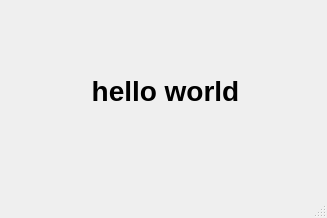
First picture: the form in helloworld.ui, repository assistjjang/my-python, before the edit.
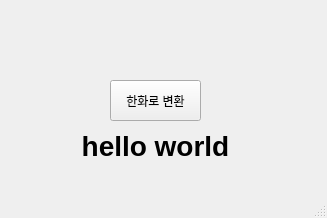
Second picture: the form after the edit.

Commit message:
button 추가
button 동작 동작 확인

What changed in the file:
```diff
--- a/helloworld.ui
+++ b/helloworld.ui
@@ -17,10 +17,10 @@
    <widget class="QLabel" name="label">
     <property name="geometry">
      <rect>
-      <x>80</x>
-      <y>40</y>
-      <width>171</width>
-      <height>101</height>
+      <x>60</x>
+      <y>130</y>
+      <width>191</width>
+      <height>31</height>
      </rect>
     </property>
     <property name="font">
@@ -37,6 +37,19 @@
      <set>Qt::AlignCenter</set>
     </property>
    </widget>
+   <widget class="QPushButton" name="change_btn">
+    <property name="geometry">
+     <rect>
+      <x>110</x>
+      <y>80</y>
+      <width>91</width>
+      <height>41</height>
+     </rect>
+    </property>
+    <property name="text">
+     <string>한화로 변환</string>
+    </property>
+   </widget>
   </widget>
   <widget class="QMenuBar" name="menubar">
    <property name="geometry">
```
The commit also changes 1 other file.
